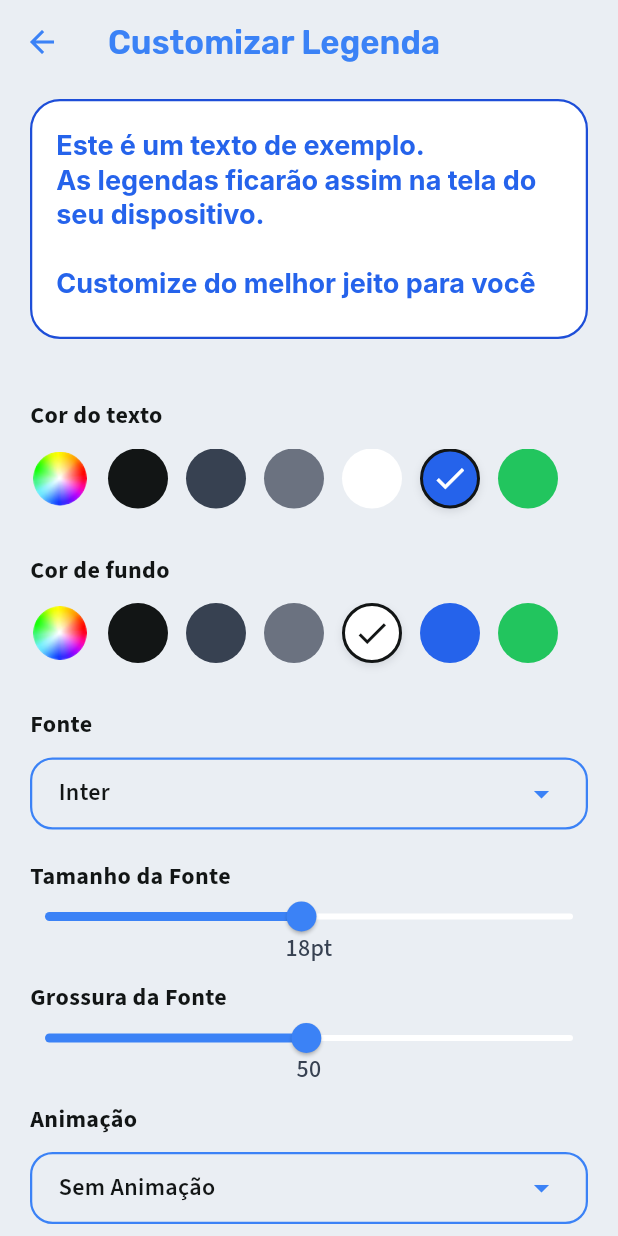
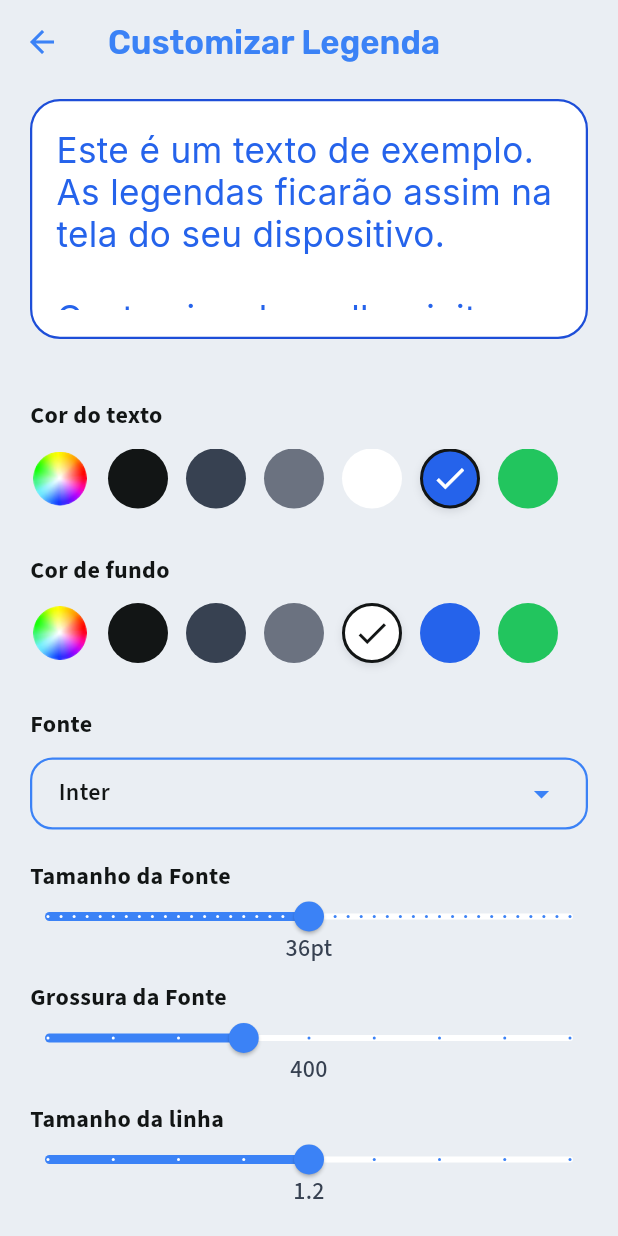
Before and after one commit to Beatriz02020/Sonoris-iot-app-transcricao, a Flutter app: the CaptionsScreen screen opened directly, on a phone screen of 412 x 824 dp. Run offline on Flutter 3.47's test engine with Material 3 defaults, Android fonts, the phone set to English and light mode, and no system bars; our stand-ins replace cloud_firestore, firebase_auth, firebase_core, flutter_blue_plus, flutter_colorpicker, flutter_svg and 3 more; missing offline and left inert: cloudinary_public; accounts and stored records are empty; generated files the repository leaves out were written again; Roboto replaces fonts that are missing (Inter).

Commit message:
fix: ajustando tela de legendas novamente

```diff
--- a/lib/components/customSlider.dart
+++ b/lib/components/customSlider.dart
@@ -9,6 +9,8 @@ class CustomSlider extends StatelessWidget {
   final double max;
   final ValueChanged<double> onChanged;
   final String? valueLabel;
+  final double? step;
+
   const CustomSlider({
     super.key,
     required this.label,
@@ -17,7 +19,35 @@ class CustomSlider extends StatelessWidget {
     required this.max,
     required this.onChanged,
     this.valueLabel,
+    this.step,
   });
+
+  bool get _isIntRange => min % 1 == 0 && max % 1 == 0;
+
+  int get _divisions {
+    if (step != null) {
+      return ((max - min) / step!).round();
+    }
+    if (_isIntRange) {
+      return (max - min).toInt();
+    }
+    return 100; // valor padrão para ranges decimais
+  }
+
+  String get _defaultValueLabel {
+    if (valueLabel != null) return valueLabel!;
+
+    if (_isIntRange && step == null) {
+      return value.round().toString();
+    }
+
+    if (step != null && step! >= 1) {
+      return value.round().toString();
+    }
+
+    // Para valores decimais, mostrar com precisão adequada
+    return value.toStringAsFixed(1);
+  }
 
   @override
   Widget build(BuildContext context) {
@@ -36,14 +66,29 @@ class CustomSlider extends StatelessWidget {
               value: value,
               min: min,
               max: max,
+              divisions: _divisions,
               padding: const EdgeInsets.symmetric(horizontal: 10),
               activeColor: AppColors.blue500,
               inactiveColor: AppColors.white100,
-              onChanged: onChanged,
+              onChanged: (newValue) {
+                double adjustedValue = newValue;
+
+                if (step != null) {
+                  // Arredondar para o step mais próximo
+                  adjustedValue = (newValue / step!).round() * step!;
+                  // Garantir que está dentro dos limites
+                  adjustedValue = adjustedValue.clamp(min, max);
+                } else if (_isIntRange) {
+                  // Se é range inteiro sem step, arredondar para inteiro
+                  adjustedValue = newValue.roundToDouble();
+                }
+
+                onChanged(adjustedValue);
+              },
             ),
 
             Text(
-              valueLabel ?? value.round().toString(),
+              _defaultValueLabel,
               style: AppTextStyles.medium,
               textAlign: TextAlign.center,
             ),
--- a/lib/screens/main/home/captions_screen.dart
+++ b/lib/screens/main/home/captions_screen.dart
@@ -19,18 +19,16 @@ class CaptionsScreen extends StatefulWidget {
 
 class _CaptionsScreenState extends State<CaptionsScreen> {
   // Colors
-  Color selectedColorLinha1 = AppColors.blue600;
-  Color selectedColorLinha2 = AppColors.white100;
+  Color _textColorValue = AppColors.blue600;
+  Color _bgColorValue = AppColors.white100;
 
   // Sliders
-  double _fontSizeValue = 18;
-  double _fontBoldValue = 50; // 1-100 -> mapped to w400..w900
-  double _verticalValue = 1.3; // line height
-  double _horizontalValue = 0; // letter spacing
+  double _fontSizeValue = 36;
+  double _fontWeightValue = 400;
+  double _verticalValue = 1.2; // line height
 
   // Dropdowns
   String _fontFamily = 'Inter';
-  String _animation = 'Sem Animação';
 
   // Persistence debounce
   Timer? _debounce;
@@ -86,19 +84,12 @@ class _CaptionsScreenState extends State<CaptionsScreen> {
       if (data != null && data.isNotEmpty) {
         final d = data;
         setState(() {
-          selectedColorLinha1 =
-              _colorFromHex(d['textColor']) ?? selectedColorLinha1;
-          selectedColorLinha2 =
-              _colorFromHex(d['bgColor']) ?? selectedColorLinha2;
+          _textColorValue = _colorFromHex(d['textColor']) ?? _textColorValue;
+          _bgColorValue = _colorFromHex(d['bgColor']) ?? _bgColorValue;
           _fontFamily = (d['fontFamily'] ?? _fontFamily).toString();
           _fontSizeValue = _toDouble(d['fontSize'], _fontSizeValue);
-          _fontBoldValue = _toDouble(d['fontWeight'], _fontBoldValue);
-          _animation = (d['animation'] ?? _animation).toString();
+          _fontWeightValue = _toDouble(d['fontWeight'], _fontWeightValue);
           _verticalValue = _toDouble(d['lineHeight'], _verticalValue);
-          _horizontalValue = _toDouble(
-            d['horizontalSpacing'],
-            _horizontalValue,
-          );
         });
       }
     } catch (_) {
@@ -116,14 +107,12 @@ class _CaptionsScreenState extends State<CaptionsScreen> {
     if (doc == null) return;
     try {
       await doc.set({
-        'textColor': _toHex(selectedColorLinha1),
-        'bgColor': _toHex(selectedColorLinha2),
+        'textColor': _toHex(_textColorValue),
+        'bgColor': _toHex(_bgColorValue),
         'fontFamily': _fontFamily,
         'fontSize': _fontSizeValue,
-        'fontWeight': _fontBoldValue,
-        'animation': _animation,
+        'fontWeight': _fontWeightValue,
         'lineHeight': _verticalValue,
-        'horizontalSpacing': _horizontalValue,
         'updatedAt': FieldValue.serverTimestamp(),
       }, SetOptions(merge: true));
     } catch (_) {
@@ -188,7 +177,7 @@ class _CaptionsScreenState extends State<CaptionsScreen> {
                   horizontal: 16,
                 ),
                 decoration: BoxDecoration(
-                  color: selectedColorLinha2,
+                  color: _bgColorValue,
                   border: Border.all(color: AppColors.blue700, width: 1.5),
                   borderRadius: BorderRadius.circular(20),
                 ),
@@ -198,16 +187,13 @@ class _CaptionsScreenState extends State<CaptionsScreen> {
                     'As legendas ficarão assim na tela do seu dispositivo.'
                     '\n\nCustomize do melhor jeito para você',
                     style: AppTextStyles.body.copyWith(
-                      fontSize: _fontSizeValue,
-                      fontFamily: _fontFamily,
-                      fontWeight: FontWeight.lerp(
-                        FontWeight.w400,
-                        FontWeight.w900,
-                        (_fontBoldValue.clamp(1, 100)) / 100.0,
-                      ),
-                      color: selectedColorLinha1,
+                      fontSize: _fontSizeValue * 0.65,
+                      fontFamily: '${_fontFamily}Variavel',
+                      fontVariations: <FontVariation>[
+                        FontVariation('wght', _fontWeightValue),
+                      ],
+                      color: _textColorValue,
                       height: _verticalValue,
-                      letterSpacing: _horizontalValue,
                     ),
                   ),
                 ),
@@ -251,12 +237,10 @@ class _CaptionsScreenState extends State<CaptionsScreen> {
                                       AppColors.indigo600,
                                       AppColors.teal600,
                                     ],
-                                    selectedColor: selectedColorLinha1,
+                                    selectedColor: _textColorValue,
                                     enableCustomPicker: true,
                                     onColorSelected: (color) {
-                                      setState(
-                                        () => selectedColorLinha1 = color,
-                                      );
+                                      setState(() => _textColorValue = color);
                                       _scheduleSave();
                                     },
                                   ),
@@ -293,12 +277,10 @@ class _CaptionsScreenState extends State<CaptionsScreen> {
                                       AppColors.indigo600,
                                       AppColors.teal600,
                                     ],
-                                    selectedColor: selectedColorLinha2,
+                                    selectedColor: _bgColorValue,
                                     enableCustomPicker: true,
                                     onColorSelected: (color) {
-                                      setState(
-                                        () => selectedColorLinha2 = color,
-                                      );
+                                      setState(() => _bgColorValue = color);
                                       _scheduleSave();
                                     },
                                   ),
@@ -316,7 +298,7 @@ class _CaptionsScreenState extends State<CaptionsScreen> {
                         Padding(
                           padding: const EdgeInsets.only(bottom: 10),
                           child: CustomSelect(
-                            options: const ['Inter'],
+                            options: const ['Inter', 'Roboto', 'Poppins'],
                             value: _fontFamily,
                             onChanged: (value) {
                               if (value == null) return;
@@ -329,8 +311,8 @@ class _CaptionsScreenState extends State<CaptionsScreen> {
                         CustomSlider(
                           label: 'Tamanho da Fonte',
                           value: _fontSizeValue,
-                          min: 1,
-                          max: 36,
+                          min: 16,
+                          max: 56,
                           onChanged: (value) {
                             setState(() => _fontSizeValue = value);
                             _scheduleSave();
@@ -339,50 +321,23 @@ class _CaptionsScreenState extends State<CaptionsScreen> {
                         ),
                         CustomSlider(
                           label: 'Grossura da Fonte',
-                          value: _fontBoldValue,
-                          min: 1,
-                          max: 100,
+                          value: _fontWeightValue,
+                          min: 100,
+                          max: 900,
+                          step: 100,
                           onChanged: (value) {
-                            setState(() => _fontBoldValue = value);
+                            setState(() => _fontWeightValue = value);
                             _scheduleSave();
                           },
-                        ),
-                        Text(
-                          'Animação',
-                          style: AppTextStyles.bold.copyWith(
-                            color: AppColors.gray900,
-                          ),
-                        ),
-                        Padding(
-                          padding: const EdgeInsets.only(bottom: 10),
-                          child: CustomSelect(
-                            options: const ['Sem Animação'],
-                            value: _animation,
-                            onChanged: (value) {
-                              if (value == null) return;
-                              setState(() => _animation = value);
-                              _scheduleSave();
-                            },
-                            hintText: '',
-                          ),
                         ),
                         CustomSlider(
                           label: 'Tamanho da linha',
                           value: _verticalValue,
-                          min: 1,
-                          max: 2,
+                          min: 0.8,
+                          max: 1.6,
+                          step: 0.1,
                           onChanged: (value) {
                             setState(() => _verticalValue = value);
-                            _scheduleSave();
-                          },
-                        ),
-                        CustomSlider(
-                          label: 'Espaçamento horizontal',
-                          value: _horizontalValue,
-                          min: 0,
-                          max: 10,
-                          onChanged: (value) {
-                            setState(() => _horizontalValue = value);
                             _scheduleSave();
                           },
                         ),
```
Also changed, not shown: lib/screens/main/device/device_screen.dart (+8 -8 lines), pubspec.yaml (+12 -0 lines), assets/fonts/Inter-Variable.ttf (added), assets/fonts/Poppins-Variable.ttf (added), assets/fonts/Roboto-Variable.ttf (added).
